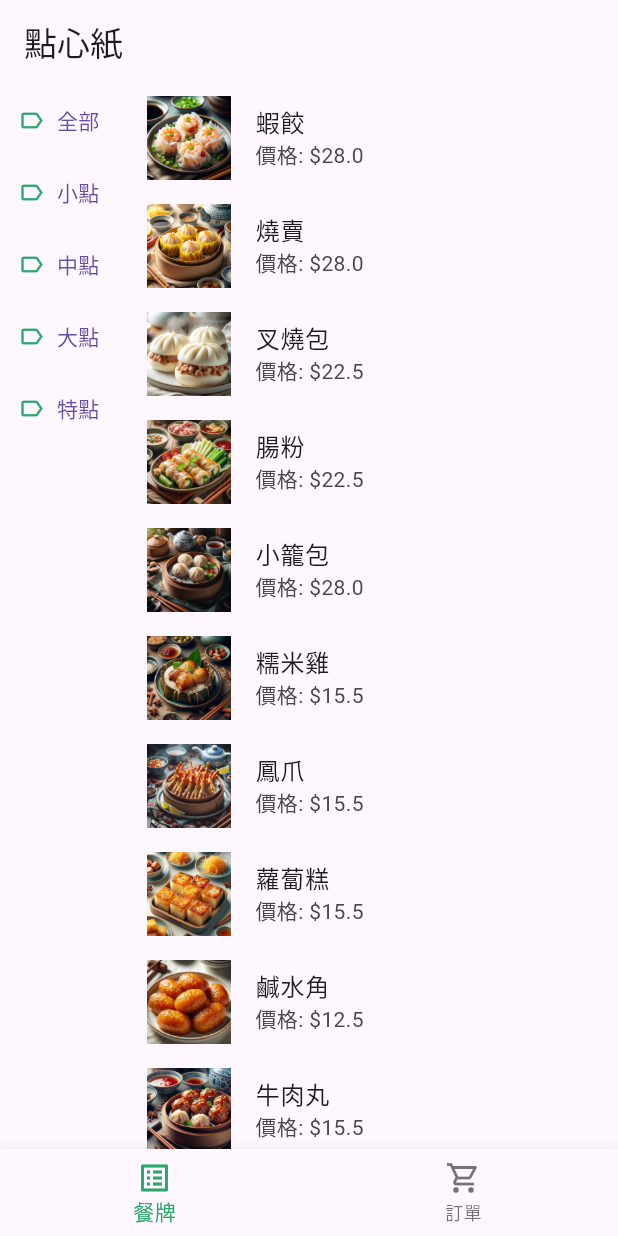
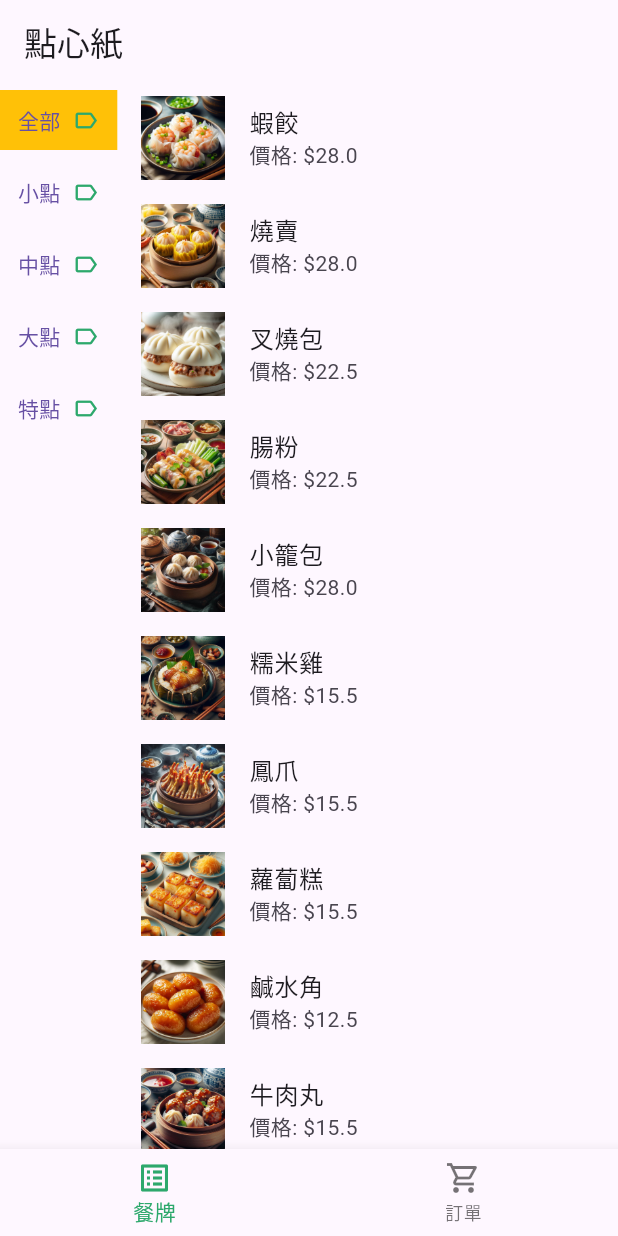
Before and after one commit to IamHaydenNg/dim_sum_order, a Flutter app: the screen it shows after launch, on a phone screen of 412 x 824 dp. Run offline on Flutter 3.47's test engine with Material 3 defaults, Android fonts, the light colour scheme and no system bars.

Commit message:
Optimise category widget UI

```diff
--- a/lib/screens/menu_screen.dart
+++ b/lib/screens/menu_screen.dart
@@ -38,6 +38,7 @@ class _MenuScreenState extends State<MenuScreen> {
         children: [
           Category(
             onPressAction: _onCategoryPressed,
+            selectedCategory: _selectedCategory,
           ),
           Expanded(
             child: DimSumList(
--- a/lib/utils/source_data.dart
+++ b/lib/utils/source_data.dart
@@ -18,4 +18,12 @@ class SourceData {
         await json.decode(dataString)['category'];
     return DimSumCategory.fromJson(jsonData);
   }
+
+  static Map<String, String> trans = {
+    '全部': 'a',
+    '小點': 's',
+    '中點': 'm',
+    '大點': 'l',
+    '特點': 'special',
+  };
 }
--- a/lib/widgets/category.dart
+++ b/lib/widgets/category.dart
@@ -1,24 +1,43 @@
+import 'package:dim_sum_order/utils/source_data.dart';
 import 'package:flutter/material.dart';
 
 class Category extends StatelessWidget {
   const Category({
     super.key,
     required this.onPressAction,
+    required this.selectedCategory,
   });
 
   final void Function(String) onPressAction;
+  final String selectedCategory;
 
   Widget categoryFilterButton({
     required String category,
     required BuildContext context,
     required VoidCallback onPressAction,
   }) {
-    return TextButton.icon(
+    return TextButton(
       onPressed: onPressAction,
-      label: Text(category),
-      icon: Icon(
-        Icons.label_outline,
-        color: Theme.of(context).primaryColor,
+      style: TextButton.styleFrom(
+        side: BorderSide.none,
+        shape: const RoundedRectangleBorder(
+          borderRadius: BorderRadius.zero,
+        ),
+        backgroundColor: selectedCategory == SourceData.trans[category]
+            ? Colors.amber
+            : null,
+      ),
+      child: Row(
+        children: [
+          Text(category),
+          const SizedBox(
+            width: 8,
+          ),
+          Icon(
+            Icons.label_outline,
+            color: Theme.of(context).primaryColor,
+          ),
+        ],
       ),
     );
   }
```
Also changed, not shown: lib/widgets/dim_sum_card.dart (+4 -3 lines), lib/widgets/dim_sum_detail.dart (renamed from lib/screens/dim_sum_detail.dart).
